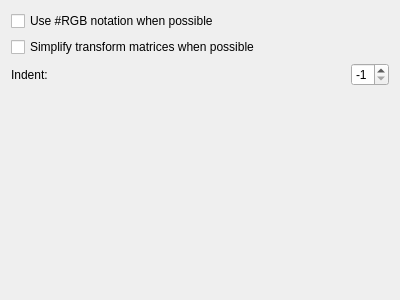
Before: the Qt Designer form src/preferences/outputpage.ui in RazrFalcon/svgcleaner-gui, drawn with Qt 5.
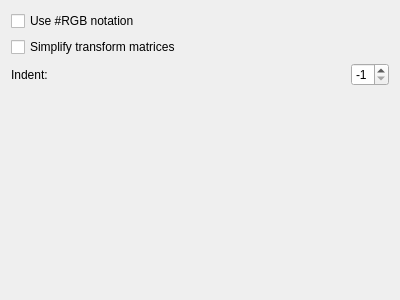
After: the same form once the commit is applied.

```diff
--- a/src/preferences/outputpage.ui
+++ b/src/preferences/outputpage.ui
@@ -17,14 +17,14 @@
    <item>
     <widget class="QCheckBox" name="chBoxRGB">
      <property name="text">
-      <string>Use #RGB notation when possible</string>
+      <string>Use #RGB notation</string>
      </property>
     </widget>
    </item>
    <item>
     <widget class="QCheckBox" name="chBoxSimplifyTransforms">
      <property name="text">
-      <string>Simplify transform matrices when possible</string>
+      <string>Simplify transform matrices</string>
      </property>
     </widget>
    </item>
```
